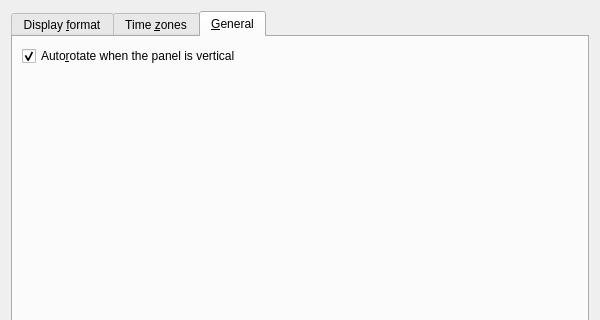
Old version of the form plugin-worldclock/lxqtworldclockconfiguration.ui in the repository lxqt/lxqt-panel; both pictures show x 0 to 600 and y 0 to 320 of the 600 by 686 pixel window.
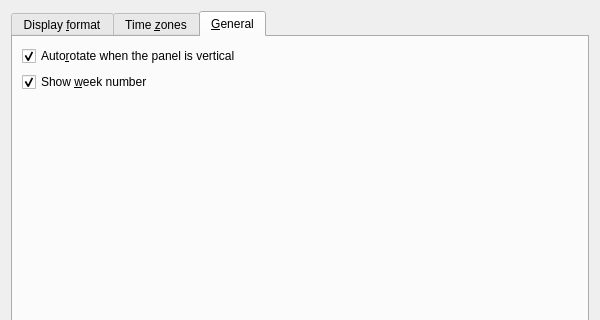
New version of the form. The open tabs and pages were chosen to show the change.

Commit message:
plugin-worldclock: Makes showing the week number optional
Adds the option to not show the week number in the calendar widget.

Implements https://github.com/lxqt/lxqt/issues/1620

```diff
--- a/plugin-worldclock/lxqtworldclockconfiguration.ui
+++ b/plugin-worldclock/lxqtworldclockconfiguration.ui
@@ -529,6 +529,16 @@
          </property>
         </widget>
        </item>
+       <item>
+        <widget class="QCheckBox" name="showWeekNumberCB">
+         <property name="text">
+          <string>Show &amp;week number</string>
+         </property>
+         <property name="checked">
+          <bool>true</bool>
+         </property>
+        </widget>
+       </item>
        <item>
         <spacer name="verticalSpacer">
          <property name="orientation">
```
The commit also changes 3 other files.
